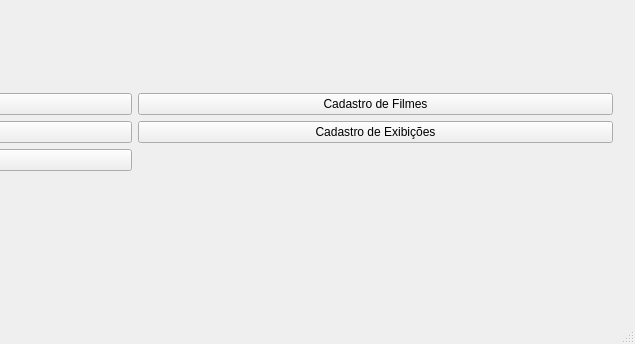
First picture: the form in Cinema/mainwindow.ui, repository biafrag/SistemadeCinema, before the edit; both pictures show x 365 to 1000 and y 256 to 600 of the 1000 by 600 pixel window.
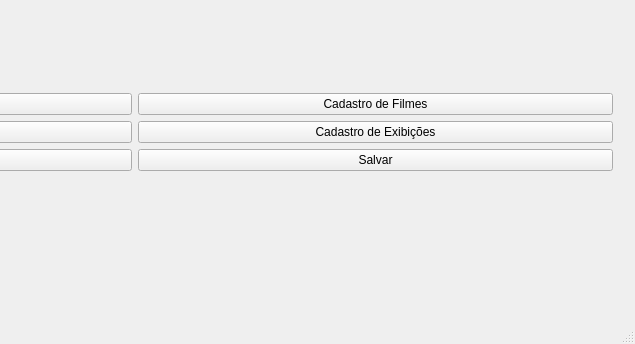
Second picture: the form after the edit. The open tabs and pages were chosen to show the change.

Diff of the .ui file:
```diff
--- a/Cinema/mainwindow.ui
+++ b/Cinema/mainwindow.ui
@@ -89,6 +89,13 @@
             </property>
            </widget>
           </item>
+          <item row="4" column="1">
+           <widget class="QPushButton" name="salvarButton">
+            <property name="text">
+             <string>Salvar</string>
+            </property>
+           </widget>
+          </item>
          </layout>
         </item>
        </layout>
```
Left out of the diff: 2 changed lines with no effect on the pictures.
